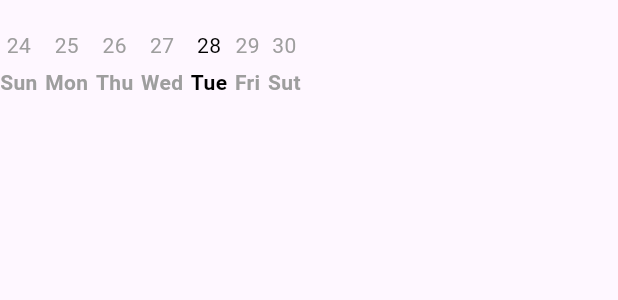
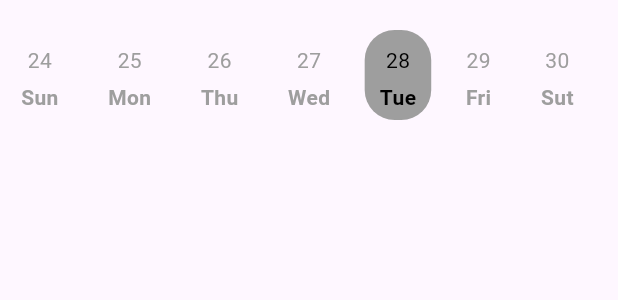
Before and after one commit to pakpuk/Task_mangment-app, a Flutter app: the DatePicker widget shown alone on an empty page, opened directly, on a phone screen of 412 x 824 dp. Shown: the top 300 px of the screen. Run offline on Flutter 3.47's test engine with Material 3 defaults, Android fonts, the light colour scheme and no system bars; our stand-ins replace dotted_border.

Commit message:
finish datepickerr widget

```diff
--- a/lib/widgets/date_picker.dart
+++ b/lib/widgets/date_picker.dart
@@ -32,6 +32,12 @@ class _DatePickerState extends State<DatePicker> {
                 });
               },
               child: Container(
+                padding: const EdgeInsets.all(10),
+                margin: const EdgeInsets.symmetric(horizontal: 4),
+                decoration: BoxDecoration(
+                  borderRadius: BorderRadius.circular(20),
+                  color: isSelected == index ? Appcolor.kgrey : null,
+                ),
                 child: Column(
                   children: [
                     Text(
```
